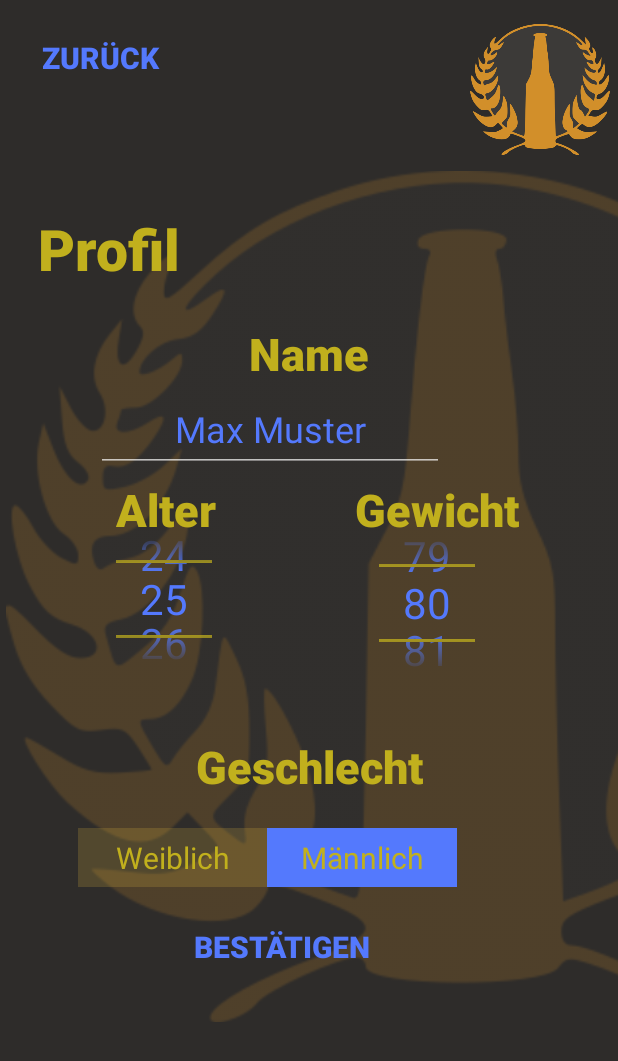
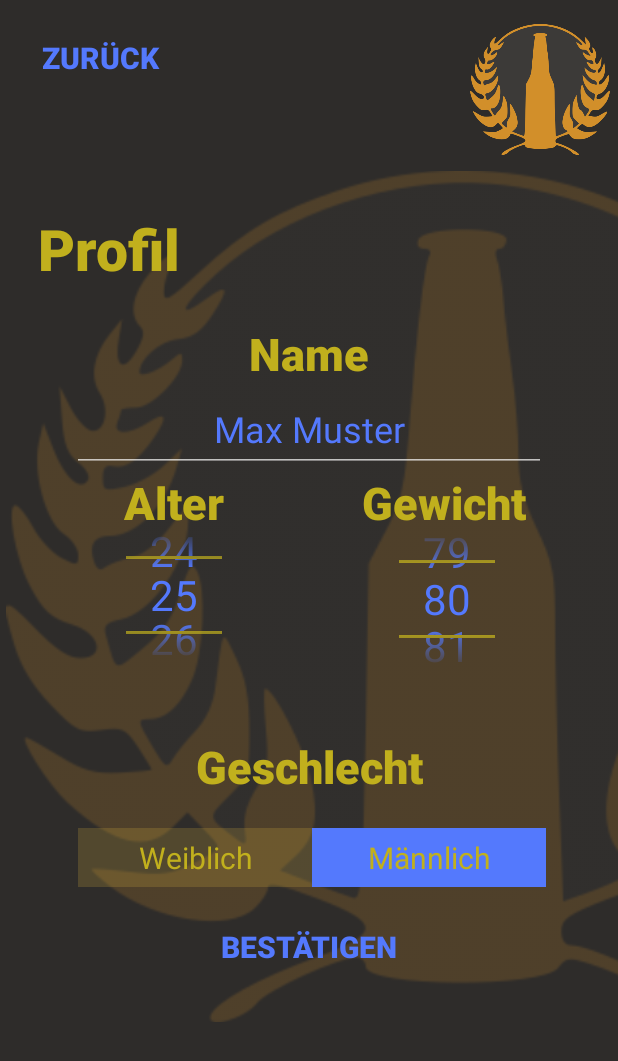
Before and after one commit to Kinaj1995/Kalkohol, an Android app: the User screen opened directly, with no data from a screen before it, on a phone screen of 412 x 824 dp. Shown: the top 1061 px of the screen. Run offline under Robolectric (Android 15) with nearby library versions, the phone set to English and light mode, and no system bars.

Commit message:
Constrain Layout angepasst, sodass es auch auf anderen Geräten zentriert sein sollte. Getestet mit Pixel2.

```diff
--- a/app/src/main/res/layout/activity_main.xml
+++ b/app/src/main/res/layout/activity_main.xml
@@ -78,9 +78,9 @@
     <TextView
         android:id="@+id/state_data"
         android:layout_width="167dp"
-        android:layout_height="64dp"
-        android:layout_marginStart="20dp"
-        android:layout_marginLeft="20dp"
+        android:layout_height="62dp"
+        android:layout_marginStart="24dp"
+        android:layout_marginLeft="24dp"
         android:background="#00FFFFFF"
         android:fontFamily="sans-serif-black"
         android:text="@string/current_state_data"
@@ -92,8 +92,8 @@
         app:layout_constraintBottom_toBottomOf="parent"
         app:layout_constraintRight_toRightOf="parent"
         app:layout_constraintStart_toEndOf="@+id/current_state_title"
-        app:layout_constraintTop_toTopOf="parent"
-        app:layout_constraintVertical_bias="0.268" />
+        app:layout_constraintTop_toBottomOf="@+id/profile_username"
+        app:layout_constraintVertical_bias="0.044" />
 
     <TextView
         android:id="@+id/current_state_title"
@@ -171,6 +171,7 @@
         app:layout_constraintTop_toBottomOf="@+id/time_title"
         app:layout_constraintVertical_bias="0.0" />
 
+
     <ImageView
         android:id="@+id/logo"
         android:layout_width="96sp"
@@ -178,33 +179,33 @@
         android:layout_marginStart="60dp"
         android:layout_marginLeft="60dp"
         android:layout_marginTop="16sp"
+        app:layout_constraintEnd_toEndOf="parent"
+        app:layout_constraintHorizontal_bias="1.0"
         app:layout_constraintStart_toEndOf="@+id/title"
         app:layout_constraintTop_toTopOf="parent"
         app:srcCompat="@drawable/logo300"
         tools:ignore="ContentDescription" />
 
-
     <Button
         android:id="@+id/btn_user"
         android:layout_width="50sp"
         android:layout_height="50sp"
+        android:layout_marginStart="22dp"
+        android:layout_marginLeft="22dp"
         android:layout_marginTop="28dp"
-        android:layout_marginEnd="28sp"
-        android:layout_marginRight="28sp"
         android:background="@drawable/user"
-        app:layout_constraintEnd_toEndOf="parent"
-        app:layout_constraintHorizontal_bias="1.0"
+        app:layout_constraintStart_toStartOf="@+id/logo"
         app:layout_constraintTop_toBottomOf="@+id/title" />
 
     <Button
         android:id="@+id/btn_reset"
         android:layout_width="38sp"
         android:layout_height="38sp"
+        android:layout_marginStart="8dp"
+        android:layout_marginLeft="8dp"
         android:layout_marginTop="20sp"
-        android:layout_marginEnd="32sp"
-        android:layout_marginRight="36sp"
         android:background="@drawable/reset"
-        app:layout_constraintEnd_toEndOf="parent"
+        app:layout_constraintStart_toStartOf="@+id/btn_user"
         app:layout_constraintTop_toBottomOf="@+id/current_state_title" />
 
     <RelativeLayout
--- a/app/src/main/res/layout/activity_user.xml
+++ b/app/src/main/res/layout/activity_user.xml
@@ -17,46 +17,50 @@
         android:layout_marginStart="4dp"
         android:layout_marginLeft="4dp"
         android:alpha="0.2"
+        android:contentDescription="@string/background_description"
         app:layout_constraintBottom_toBottomOf="parent"
         app:layout_constraintStart_toStartOf="parent"
         app:layout_constraintTop_toTopOf="parent"
         app:layout_constraintVertical_bias="0.0"
-        app:srcCompat="@drawable/logo300"
-        android:contentDescription="@string/background_description" />
+        app:srcCompat="@drawable/logo300" />
 
     <TextView
         android:id="@+id/userTitle2"
-        android:layout_width="155dp"
-        android:layout_height="36dp"
-        android:layout_marginTop="79dp"
+        android:layout_width="136dp"
+        android:layout_height="38dp"
+        android:layout_marginStart="2dp"
+        android:layout_marginLeft="2dp"
         android:background="#00FFFFFF"
         android:fontFamily="sans-serif-black"
+        android:gravity="center"
         android:text="@string/weight_title"
         android:textColor="@color/colorText"
         android:textSize="30sp"
         android:typeface="normal"
         android:visibility="visible"
         app:layout_constraintBottom_toBottomOf="parent"
-        app:layout_constraintHorizontal_bias="0.921"
+        app:layout_constraintEnd_toEndOf="@+id/editProfileName"
+        app:layout_constraintHorizontal_bias="1.0"
         app:layout_constraintLeft_toLeftOf="parent"
         app:layout_constraintRight_toRightOf="parent"
-        app:layout_constraintTop_toBottomOf="@+id/UserTitle"
-        app:layout_constraintVertical_bias="0.082" />
+        app:layout_constraintStart_toStartOf="@+id/guideline3"
+        app:layout_constraintTop_toBottomOf="@+id/editProfileName"
+        app:layout_constraintVertical_bias="0.0" />
 
     <NumberPicker
         android:id="@+id/pickerWeight"
         android:layout_width="wrap_content"
         android:layout_height="93dp"
-        android:layout_marginStart="16dp"
-        android:layout_marginLeft="16dp"
         android:textSize="38sp"
         android:theme="@style/AppTheme.Picker"
+        app:layout_constraintEnd_toEndOf="@+id/userTitle2"
+        app:layout_constraintHorizontal_bias="0.527"
         app:layout_constraintStart_toStartOf="@+id/userTitle2"
         app:layout_constraintTop_toBottomOf="@+id/userTitle2" />
 
     <TextView
         android:id="@+id/userTitle3"
-        android:layout_width="155dp"
+        android:layout_width="match_parent"
         android:layout_height="36dp"
         android:layout_marginTop="79dp"
         android:background="#00FFFFFF"
@@ -76,7 +80,7 @@
 
     <TextView
         android:id="@+id/userTitleName"
-        android:layout_width="91dp"
+        android:layout_width="match_parent"
         android:layout_height="38dp"
         android:background="#00FFFFFF"
         android:fontFamily="sans-serif-black"
@@ -113,30 +117,29 @@
 
     <TextView
         android:id="@+id/userTitle"
-        android:layout_width="155dp"
-        android:layout_height="36dp"
-        android:layout_marginTop="79dp"
+        android:layout_width="136dp"
+        android:layout_height="38dp"
         android:background="#00FFFFFF"
         android:fontFamily="sans-serif-black"
+        android:gravity="center"
         android:text="@string/age_title"
         android:textColor="@color/colorText"
         android:textSize="30sp"
         android:typeface="normal"
         android:visibility="visible"
-        app:layout_constraintBottom_toBottomOf="parent"
-        app:layout_constraintHorizontal_bias="0.302"
-        app:layout_constraintLeft_toLeftOf="parent"
-        app:layout_constraintRight_toRightOf="parent"
-        app:layout_constraintTop_toBottomOf="@+id/UserTitle"
-        app:layout_constraintVertical_bias="0.082" />
+        app:layout_constraintStart_toStartOf="@+id/editProfileName"
+        app:layout_constraintTop_toBottomOf="@+id/editProfileName" />
 
     <NumberPicker
         android:id="@+id/pickerAge"
         android:layout_width="wrap_content"
         android:layout_height="88dp"
-        android:layout_marginTop="00dp"
+        android:layout_marginStart="32dp"
+        android:layout_marginLeft="32dp"
         android:textSize="38sp"
         android:theme="@style/AppTheme.Picker"
+        app:layout_constraintEnd_toEndOf="@+id/userTitle"
+        app:layout_constraintHorizontal_bias="0.1"
         app:layout_constraintStart_toStartOf="@+id/userTitle"
         app:layout_constraintTop_toBottomOf="@+id/userTitle" />
 
@@ -154,7 +157,7 @@
 
     <RadioGroup
         android:id="@+id/toggle"
-        android:layout_width="302dp"
+        android:layout_width="match_parent"
         android:layout_height="42dp"
         android:layout_marginStart="4dp"
         android:layout_marginLeft="4dp"
@@ -186,7 +189,7 @@
             android:layout_width="0dp"
             android:layout_height="match_parent"
             android:layout_marginTop="1dp"
-            android:layout_marginEnd="1dp"
+            android:layout_marginEnd="48dp"
             android:layout_marginRight="1dp"
             android:layout_marginBottom="1dp"
             android:layout_weight="1"
@@ -231,9 +234,9 @@
 
     <Button
         android:id="@+id/btn_enter_user"
-        android:layout_width="120dp"
+        android:layout_width="match_parent"
         android:layout_height="45dp"
-        android:layout_marginStart="128dp"
+        android:layout_marginStart="0dp"
         android:layout_marginLeft="128dp"
         android:layout_marginTop="16dp"
         android:background="#00FFFFFF"
@@ -249,20 +252,28 @@
 
     <EditText
         android:id="@+id/editProfileName"
-        android:layout_width="232dp"
+        android:layout_width="match_parent"
         android:layout_height="57dp"
-        android:layout_marginStart="64dp"
-        android:layout_marginLeft="64dp"
         android:layout_marginTop="4dp"
+        android:layout_marginEnd="48dp"
+        android:layout_marginStart="48dp"
+        android:autofillHints=""
         android:ems="10"
         android:gravity="center"
         android:inputType="textPersonName"
         android:textColor="@color/colorPrimary"
         android:textSize="24sp"
+        app:layout_constraintEnd_toEndOf="parent"
         app:layout_constraintStart_toStartOf="parent"
         app:layout_constraintTop_toBottomOf="@+id/userTitleName"
-        android:autofillHints=""
         tools:ignore="LabelFor" />
+
+    <androidx.constraintlayout.widget.Guideline
+        android:id="@+id/guideline3"
+        android:layout_width="wrap_content"
+        android:layout_height="wrap_content"
+        android:orientation="vertical"
+        app:layout_constraintGuide_end="206dp" />
 
 
 </androidx.constraintlayout.widget.ConstraintLayout>
```
Also changed, not shown: app/src/main/java/ch/teko/wyserp/gui/MainActivity.java (line endings or trailing spaces).
